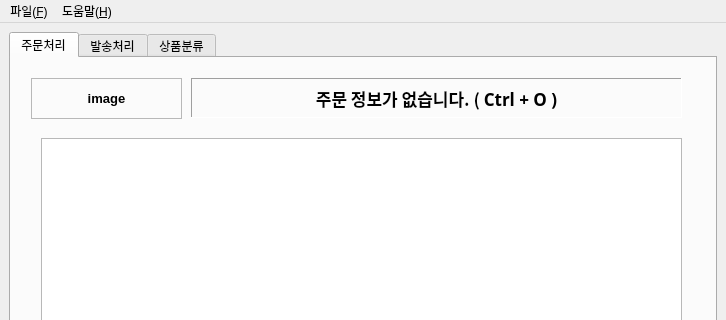
This is ui/main_window.ui in Peanut0711/easy-fulfill as Qt 5 draws it before an edit; both pictures show x 0 to 726 and y 0 to 320 of the 726 by 674 pixel window. The edited form follows.
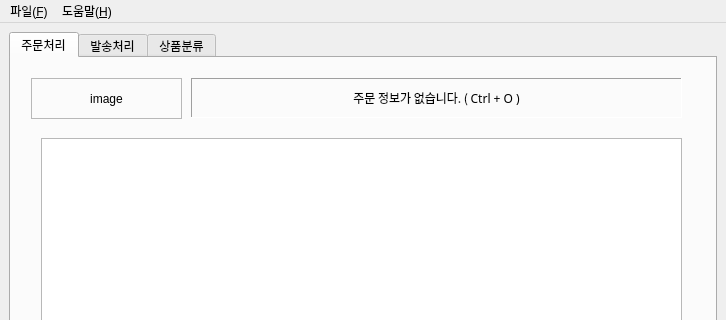
This is the edited form.

What changed in the file:
```diff
--- a/ui/main_window.ui
+++ b/ui/main_window.ui
@@ -56,8 +56,8 @@
         <property name="font">
          <font>
           <family>맑은 고딕</family>
-          <pointsize>13</pointsize>
-          <bold>true</bold>
+          <pointsize>9</pointsize>
+          <bold>false</bold>
          </font>
         </property>
         <property name="frameShape">
@@ -109,8 +109,8 @@
         </property>
         <property name="font">
          <font>
-          <pointsize>10</pointsize>
-          <bold>true</bold>
+          <pointsize>9</pointsize>
+          <bold>false</bold>
          </font>
         </property>
         <property name="frameShape">
```
